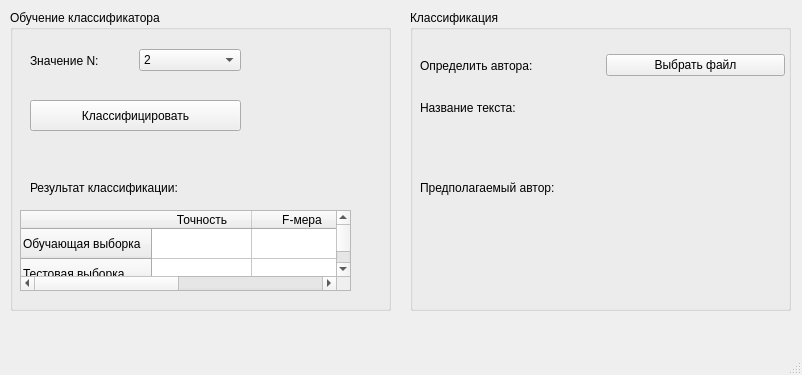
Old version of the form mainwindow.ui in the repository oljakon/bachelor-degree.
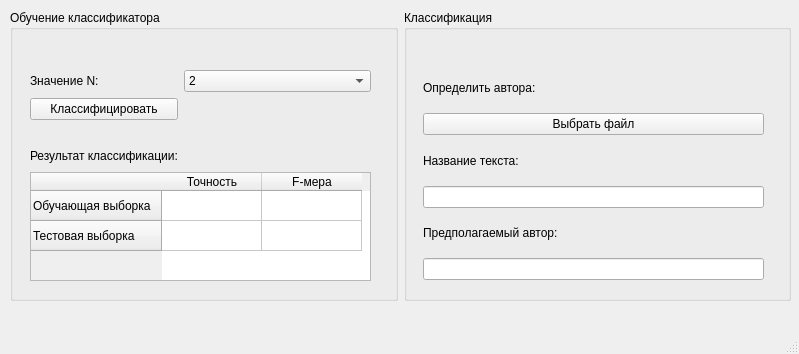
New version of the form.

What changed in the file:
```diff
--- a/mainwindow.ui
+++ b/mainwindow.ui
@@ -6,35 +6,48 @@
    <rect>
     <x>0</x>
     <y>0</y>
-    <width>802</width>
-    <height>375</height>
+    <width>799</width>
+    <height>354</height>
    </rect>
   </property>
   <property name="windowTitle">
    <string>MainWindow</string>
   </property>
   <widget class="QWidget" name="centralwidget">
+   <widget class="QWidget" name="horizontalLayoutWidget">
+    <property name="geometry">
+     <rect>
+      <x>10</x>
+      <y>10</y>
+      <width>781</width>
+      <height>291</height>
+     </rect>
+    </property>
+    <layout class="QHBoxLayout" name="horizontalLayout">
+     <item>
    <widget class="QGroupBox" name="groupBox">
-    <property name="geometry">
-     <rect>
-      <x>10</x>
-      <y>10</y>
-      <width>381</width>
-      <height>301</height>
-     </rect>
-    </property>
     <property name="title">
      <string>Обучение классификатора</string>
     </property>
-    <widget class="QTableWidget" name="tableWidget">
+       <widget class="QWidget" name="gridLayoutWidget">
      <property name="geometry">
       <rect>
-       <x>10</x>
-       <y>200</y>
-       <width>331</width>
-       <height>81</height>
-      </rect>
-     </property>
+          <x>20</x>
+          <y>60</y>
+          <width>341</width>
+          <height>211</height>
+         </rect>
+        </property>
+        <layout class="QGridLayout" name="gridLayout">
+         <item row="1" column="0">
+          <widget class="QPushButton" name="classify">
+           <property name="text">
+            <string>Классифицировать</string>
+           </property>
+          </widget>
+         </item>
+         <item row="4" column="0" colspan="2">
+          <widget class="QTableWidget" name="table">
      <row>
       <property name="text">
        <string>Обучающая выборка</string>
@@ -56,51 +69,16 @@
       </property>
      </column>
     </widget>
-    <widget class="QLabel" name="label_2">
-     <property name="geometry">
-      <rect>
-       <x>20</x>
-       <y>170</y>
-       <width>181</width>
-       <height>16</height>
-      </rect>
-     </property>
-     <property name="text">
-      <string>Результат классификации:</string>
-     </property>
-    </widget>
-    <widget class="QPushButton" name="pushButton">
-     <property name="geometry">
-      <rect>
-       <x>20</x>
-       <y>90</y>
-       <width>211</width>
-       <height>31</height>
-      </rect>
-     </property>
-     <property name="text">
-      <string>Классифицировать</string>
-     </property>
-    </widget>
-    <widget class="QWidget" name="horizontalLayoutWidget">
-     <property name="geometry">
-      <rect>
-       <x>20</x>
-       <y>30</y>
-       <width>211</width>
-       <height>41</height>
-      </rect>
-     </property>
-     <layout class="QHBoxLayout" name="horizontalLayout">
-      <item>
+         </item>
+         <item row="0" column="0">
        <widget class="QLabel" name="label">
         <property name="text">
          <string>Значение N:</string>
         </property>
        </widget>
       </item>
-      <item>
-       <widget class="QComboBox" name="comboBox">
+         <item row="0" column="1">
+          <widget class="QComboBox" name="n">
         <item>
          <property name="text">
           <string>2</string>
@@ -128,31 +106,58 @@
         </item>
        </widget>
       </item>
+         <item row="3" column="0">
+          <widget class="QLabel" name="label_2">
+           <property name="text">
+            <string>Результат классификации:</string>
+           </property>
+          </widget>
+         </item>
+         <item row="2" column="0" colspan="2">
+          <spacer name="horizontalSpacer">
+           <property name="orientation">
+            <enum>Qt::Horizontal</enum>
+           </property>
+           <property name="sizeHint" stdset="0">
+            <size>
+             <width>40</width>
+             <height>20</height>
+            </size>
+           </property>
+          </spacer>
+         </item>
+         <item row="3" column="1">
+          <spacer name="horizontalSpacer_2">
+           <property name="orientation">
+            <enum>Qt::Horizontal</enum>
+           </property>
+           <property name="sizeHint" stdset="0">
+            <size>
+             <width>40</width>
+             <height>20</height>
+            </size>
+           </property>
+          </spacer>
+         </item>
      </layout>
     </widget>
    </widget>
+     </item>
+     <item>
    <widget class="QGroupBox" name="groupBox_2">
-    <property name="geometry">
-     <rect>
-      <x>410</x>
-      <y>10</y>
-      <width>381</width>
-      <height>301</height>
-     </rect>
-    </property>
     <property name="title">
      <string>Классификация</string>
     </property>
     <widget class="QWidget" name="horizontalLayoutWidget_2">
      <property name="geometry">
       <rect>
-       <x>10</x>
-       <y>30</y>
-       <width>365</width>
-       <height>51</height>
-      </rect>
-     </property>
-     <layout class="QHBoxLayout" name="horizontalLayout_2">
+          <x>19</x>
+          <y>59</y>
+          <width>341</width>
+          <height>211</height>
+         </rect>
+        </property>
+        <layout class="QVBoxLayout" name="verticalLayout_2">
       <item>
        <widget class="QLabel" name="label_3">
         <property name="text">
@@ -167,34 +172,31 @@
         </property>
        </widget>
       </item>
-     </layout>
-    </widget>
-    <widget class="QLabel" name="label_5">
-     <property name="geometry">
-      <rect>
-       <x>10</x>
-       <y>170</y>
-       <width>171</width>
-       <height>16</height>
-      </rect>
-     </property>
-     <property name="text">
-      <string>Предполагаемый автор:</string>
-     </property>
-    </widget>
+         <item>
     <widget class="QLabel" name="label_4">
-     <property name="geometry">
-      <rect>
-       <x>10</x>
-       <y>90</y>
-       <width>121</width>
-       <height>16</height>
-      </rect>
-     </property>
      <property name="text">
       <string>Название текста:</string>
      </property>
     </widget>
+         </item>
+         <item>
+          <widget class="QLineEdit" name="name"/>
+         </item>
+         <item>
+          <widget class="QLabel" name="label_5">
+           <property name="text">
+            <string>Предполагаемый автор:</string>
+           </property>
+          </widget>
+         </item>
+         <item>
+          <widget class="QLineEdit" name="author"/>
+         </item>
+        </layout>
+       </widget>
+      </widget>
+     </item>
+    </layout>
    </widget>
   </widget>
   <widget class="QMenuBar" name="menubar">
```
Left out of the diff: 4 changed lines with no effect on the pictures. Lines whose indentation alone changed are shown as unchanged.
